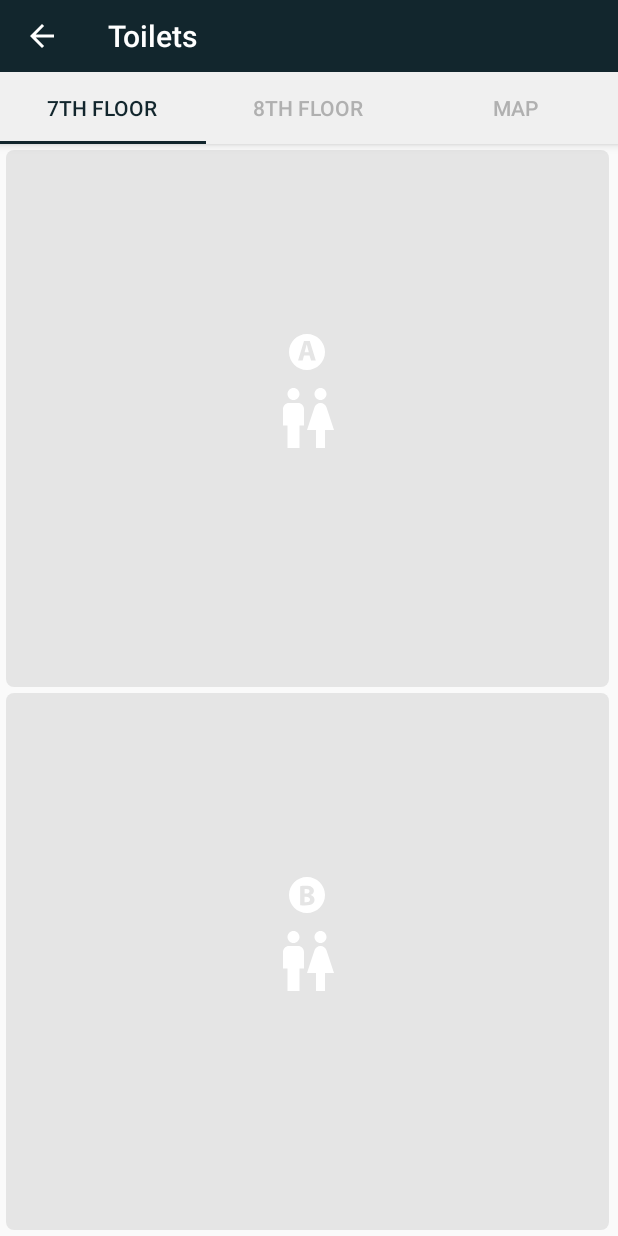
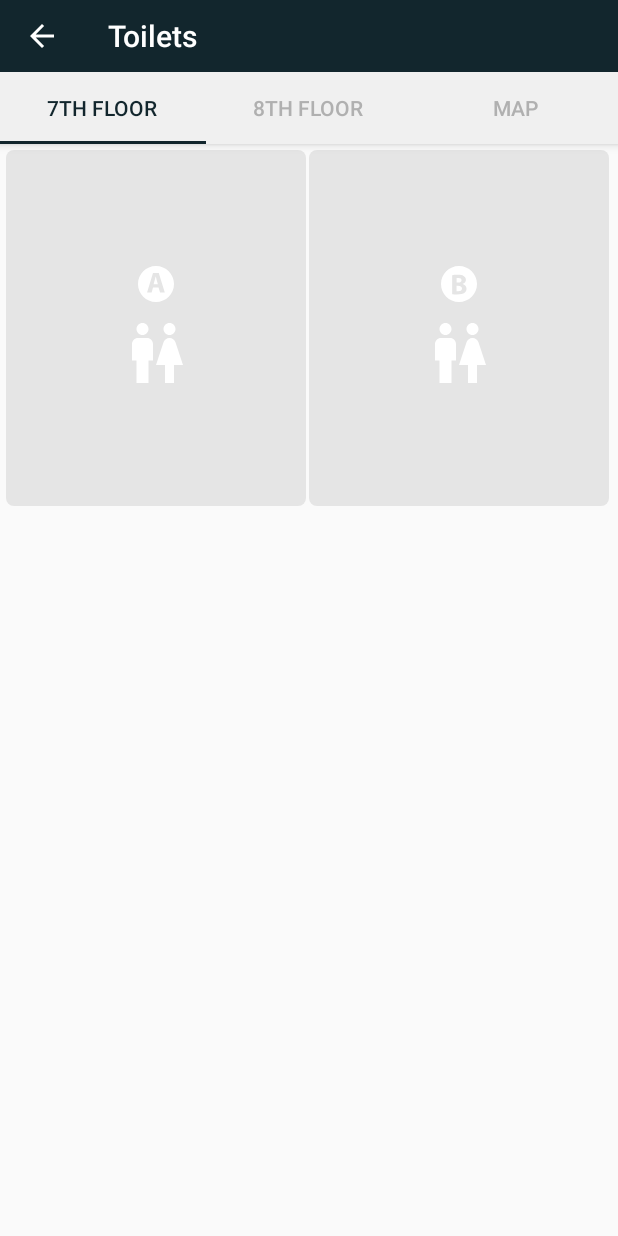
Before and after one commit to futurice/vor, an Android app: the Floor7Fragment screen opened directly, with no data from a screen before it, on a phone screen of 412 x 824 dp. Run offline under Robolectric (Android 15) with nearby library versions, the phone set to English and light mode, and no system bars; our stand-ins replace ButterKnife.

Commit message:
Fixed toilet fragments layouts

```diff
--- a/vor-android/mobile/src/main/res/layout/fragment_floor_7_toilet.xml
+++ b/vor-android/mobile/src/main/res/layout/fragment_floor_7_toilet.xml
@@ -3,26 +3,44 @@
     xmlns:tools="http://schemas.android.com/tools"
     tools:context=".fragment.Floor7Fragment"
     tools:ignore="IncludeLayoutParam"
+    android:weightSum="3"
     style="@style/toiletTableLayout">
 
     <TableRow
         android:layout_height="0dp"
         android:layout_weight="1"
-        android:layout_width="match_parent">
+        android:weightSum="2">
 
         <RelativeLayout
             android:id="@+id/toilet7AM"
             style="@style/toiletSquareLeft">
 
+            <LinearLayout style="@style/toiletMiddleIcons">
+                <include
+                    layout="@layout/toilet_a_label"
+                    style="@style/toiletLabelImageView"/>
+
                 <ImageView
                     android:id="@+id/toilet7AMixedImageView"
                     android:src="@drawable/ic_wc_white_48px"
                     style="@style/toiletGenderImageView"/>
+            </LinearLayout>
+        </RelativeLayout>
 
+        <RelativeLayout
+            android:id="@+id/toilet7BM"
+            style="@style/toiletSquareLeft">
+
+            <LinearLayout style="@style/toiletMiddleIcons">
                 <include
-                layout="@layout/toilet_a_label"
-                android:layout_above="@id/toilet7AMixedImageView"
+                    layout="@layout/toilet_b_label"
                     style="@style/toiletLabelImageView"/>
+
+                <ImageView
+                    android:id="@+id/toilet7BMixedImageView"
+                    android:src="@drawable/ic_wc_white_48px"
+                    style="@style/toiletGenderImageView"/>
+            </LinearLayout>
         </RelativeLayout>
 
     </TableRow>
@@ -30,23 +48,68 @@
     <TableRow
         android:layout_height="0dp"
         android:layout_weight="1"
-        android:layout_width="match_parent">
+        android:layout_width="match_parent"
+        android:visibility="invisible">
 
         <RelativeLayout
-            android:id="@+id/toilet7BM"
             style="@style/toiletSquareLeft">
 
-            <ImageView
-                android:id="@+id/toilet7BMixedImageView"
-                android:src="@drawable/ic_wc_white_48px"
-                style="@style/toiletGenderImageView"/>
-
+            <LinearLayout style="@style/toiletMiddleIcons">
                 <include
                     layout="@layout/toilet_b_label"
-                android:layout_above="@id/toilet7BMixedImageView"
                     style="@style/toiletLabelImageView"/>
+                <ImageView
+                    android:src="@drawable/ic_man_wc_white_48dp"
+                    style="@style/toiletGenderImageView"/>
+            </LinearLayout>
+        </RelativeLayout>
+
+        <RelativeLayout
+            style="@style/toiletSquareRight">
+
+            <LinearLayout style="@style/toiletMiddleIcons">
+                <include
+                    layout="@layout/toilet_b_label"
+                    style="@style/toiletLabelImageView"/>
+                <ImageView
+                    android:src="@drawable/ic_woman_wc_white_48dp"
+                    style="@style/toiletGenderImageView"/>
+            </LinearLayout>
         </RelativeLayout>
 
     </TableRow>
 
+    <TableRow
+        android:layout_height="0dp"
+        android:layout_weight="1"
+        android:layout_width="match_parent"
+        android:visibility="invisible">
+
+        <RelativeLayout
+            style="@style/toiletSquareLeft">
+
+            <LinearLayout style="@style/toiletMiddleIcons">
+                <include
+                    layout="@layout/toilet_c_label"
+                    style="@style/toiletLabelImageView"/>
+                <ImageView
+                    android:src="@drawable/ic_man_wc_white_48dp"
+                    style="@style/toiletGenderImageView"/>
+            </LinearLayout>
+        </RelativeLayout>
+
+        <RelativeLayout
+            style="@style/toiletSquareRight">
+
+            <LinearLayout style="@style/toiletMiddleIcons">
+                <include
+                    layout="@layout/toilet_c_label"
+                    style="@style/toiletLabelImageView"/>
+                <ImageView
+                    android:src="@drawable/ic_woman_wc_white_48dp"
+                    style="@style/toiletGenderImageView"/>
+            </LinearLayout>
+        </RelativeLayout>
+
+    </TableRow>
 </TableLayout>
--- a/vor-android/mobile/src/main/res/values/styles.xml
+++ b/vor-android/mobile/src/main/res/values/styles.xml
@@ -142,30 +142,36 @@
         <item name="android:layout_height">match_parent</item>
         <item name="android:layout_weight">1</item>
         <item name="android:background">@drawable/toilet_free_bg</item>
-        <item name="android:layout_marginBottom">@dimen/toilet_layout_out_margin</item>
     </style>
 
     <style name="toiletSquareLeft" parent="toiletSquare">
         <item name="android:layout_marginRight">@dimen/toilet_layout_in_margin</item>
-        <item name="android:layout_marginEnd" tools:targetApi="jelly_bean_mr1">4dp</item>
+        <item name="android:layout_marginBottom">4dp</item>
+        <item name="android:gravity">center</item>
     </style>
 
     <style name="toiletSquareRight" parent="toiletSquare">
         <item name="android:layout_marginLeft">@dimen/toilet_layout_in_margin</item>
-        <item name="android:layout_marginStart" tools:targetApi="jelly_bean_mr1">4dp</item>
+        <item name="android:layout_marginBottom">4dp</item>
+        <item name="android:gravity">center</item>
     </style>
 
     <style name="toiletLabelImageView">
         <item name="android:layout_width">wrap_content</item>
         <item name="android:layout_height">wrap_content</item>
-        <item name="android:layout_centerHorizontal">true</item>
+        <item name="android:layout_marginBottom">10dp</item>
     </style>
 
     <style name="toiletGenderImageView">
         <item name="android:layout_width">wrap_content</item>
         <item name="android:layout_height">wrap_content</item>
-        <item name="android:layout_marginTop">@dimen/toilet_label_gender_margin</item>
-        <item name="android:layout_centerHorizontal">true</item>
-        <item name="android:layout_centerVertical">true</item>
+        <!--<item name="android:layout_marginTop">@dimen/toilet_label_gender_margin</item>-->
+    </style>
+
+    <style name="toiletMiddleIcons">
+        <item name="android:orientation">vertical</item>
+        <item name="android:gravity">center</item>
+        <item name="android:layout_width">wrap_content</item>
+        <item name="android:layout_height">wrap_content</item>
     </style>
 </resources>
```
Also changed, not shown: vor-android/mobile/src/main/res/layout/fragment_floor_8_toilet.xml (+30 -30 lines). Lines whose indentation alone changed are shown as unchanged.
